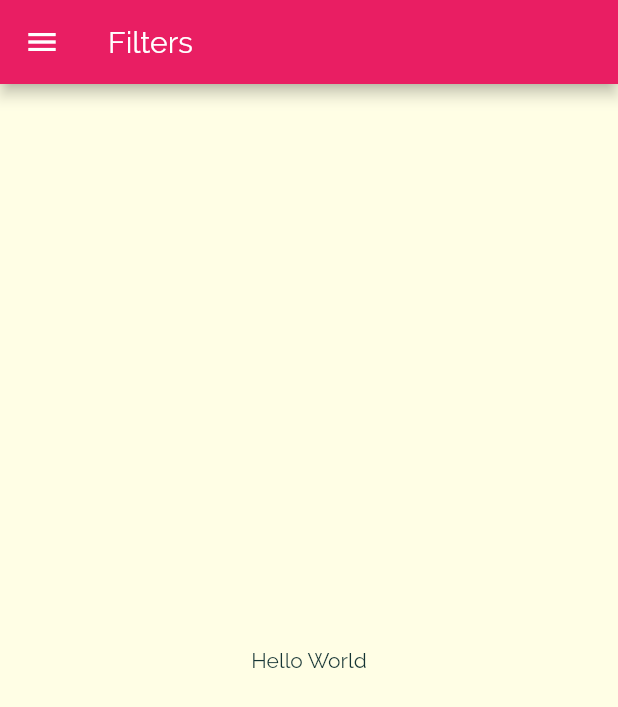
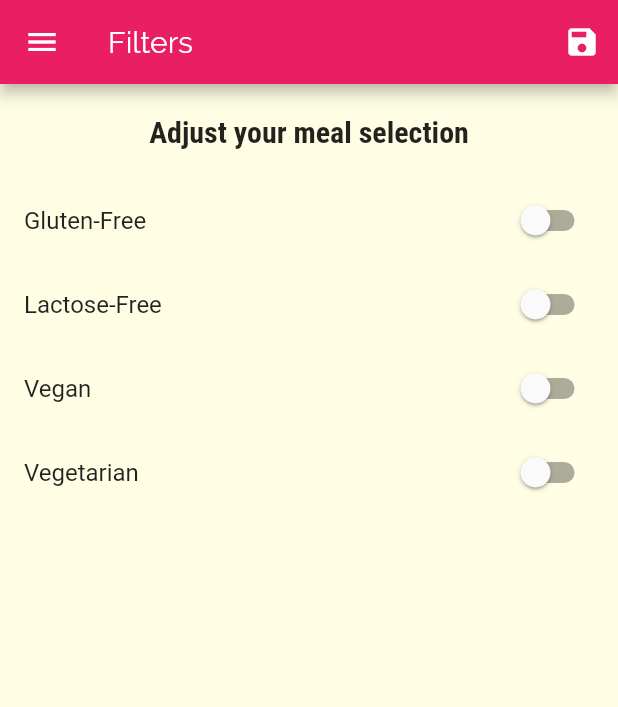
Before and after one commit to toxicOxygen/meals_recipe_app, a Flutter app: the FiltersScreen screen opened by its route, on a phone screen of 412 x 824 dp. Shown: the top 707 px of the screen. Run offline on Flutter 3.47's test engine with Material 2 defaults, Android fonts, the phone set to English and light mode, and no system bars; network calls fail.

Commit message:
added favorites and filter

```diff
--- a/lib/main.dart
+++ b/lib/main.dart
@@ -4,13 +4,31 @@ import './screens/meal_detail_screen.dart';
 import './screens/category_meals_screen.dart';
 import './screens/categories_screen.dart';
 import './screens/tabs_screen.dart';
+import './dummy_data.dart';
+import './models/meal.dart';
 
 void main(){
   runApp(App());
 }
 
 
-class App extends StatelessWidget {
+class App extends StatefulWidget {
+  @override
+  _AppState createState() => _AppState();
+}
+
+class _AppState extends State<App> {
+
+  Map<String,bool> _filters = {
+    "isGlutenFree":false,
+    "isLactoseFree":false,
+    "isVegan":false,
+    "isVegetarian":false
+  };
+
+  List<Meal> _meals = DUMMY_MEALS;
+  List<Meal> _favorites = [];
+
   @override
   Widget build(BuildContext context) {
     return MaterialApp(
@@ -36,10 +54,10 @@ class App extends StatelessWidget {
         )
       ),
       routes: {
-        "/": (ctx)=> TabsScreen() ,
-        CategoryMealsScreen.routeName: (ctx)=>CategoryMealsScreen(),
-        MealDetailScreen.routeName: (ctx)=> MealDetailScreen(),
-        FiltersScreen.routeName: (ctx)=> FiltersScreen()
+        "/": (ctx)=> TabsScreen(_favorites) ,
+        CategoryMealsScreen.routeName: (ctx)=>CategoryMealsScreen(_meals),
+        MealDetailScreen.routeName: (ctx)=> MealDetailScreen(_favorites,_toggleFavorites),
+        FiltersScreen.routeName: (ctx)=> FiltersScreen(_filters,_changeFilters)
       },
       onUnknownRoute: (settings){
         return MaterialPageRoute(
@@ -48,4 +66,36 @@ class App extends StatelessWidget {
       },
     );
   }
+
+  _changeFilters(Map<String,bool> newFilter){
+    setState(() {
+      _filters = newFilter;
+
+      _meals = DUMMY_MEALS.where((meal){
+        if(_filters['isGlutenFree'] && !meal.isGlutenFree)
+          return false;
+        if(_filters['isLactoseFree'] && !meal.isLactoseFree)
+          return false;
+        if(_filters['isVegan'] && !meal.isVegan)
+          return false;
+        if(_filters['isVegetarian'] && !meal.isVegetarian)
+          return false;
+        return true;
+      }).toList();
+
+    });
+  }
+
+  _toggleFavorites(Meal meal){
+    if(_favorites.contains(meal)){
+      setState(() {
+        _favorites.removeWhere((item)=> item.id == meal.id);
+      });
+    }else{
+      setState(() {
+        _favorites.add(meal);
+      });
+    }
+  }
+
 }
--- a/lib/screens/category_meals_screen.dart
+++ b/lib/screens/category_meals_screen.dart
@@ -1,16 +1,20 @@
 import 'package:flutter/material.dart';
+import '../models/meal.dart';
 import '../models/category.dart';
-import '../dummy_data.dart';
 import '../widgets/meal_item.dart';
 
 class CategoryMealsScreen extends StatelessWidget {
 
   static const String routeName = "/category_meals";
 
+  final List<Meal> meals;
+
+  CategoryMealsScreen(this.meals);
+
   @override
   Widget build(BuildContext context) {
     final category = ModalRoute.of(context).settings.arguments as Category;
-    final categoryMeals = DUMMY_MEALS.where((meal)=>meal.categories.contains(category.id)).toList();
+    final categoryMeals = meals.where((meal)=>meal.categories.contains(category.id)).toList();
 
     return Scaffold(
       appBar: AppBar(
--- a/lib/screens/favorites_screen.dart
+++ b/lib/screens/favorites_screen.dart
@@ -1,12 +1,26 @@
 import 'package:flutter/material.dart';
+import '../models/meal.dart';
+import '../widgets/meal_item.dart';
 
 class FavoritesScreen extends StatelessWidget {
+  final List<Meal> favorites;
+
+  FavoritesScreen(this.favorites);
+
   @override
   Widget build(BuildContext context) {
-    return Container(
+    return favorites.isEmpty ? Container(
       child: Center(
-        child: Text("Hello world"),
+        child: Text(
+          "Youd don't have any favorites yet",
+          style: Theme.of(context).textTheme.display1,
+        ),
       ),
+    ):ListView.builder(
+      itemCount: favorites.length,
+      itemBuilder: (ctx,index){
+        return MealItem(meal: favorites[index],);
+      },
     );
   }
 }
--- a/lib/screens/filters_screen.dart
+++ b/lib/screens/filters_screen.dart
@@ -4,21 +4,109 @@ import '../widgets/main_drawer.dart';
 class FiltersScreen extends StatefulWidget {
   static const String routeName = "/filter_screen";
 
+  final Map<String,bool> filters;
+  final Function onFiltersSet;
+
+  FiltersScreen(this.filters,this.onFiltersSet);
+
   @override
   _FiltersScreenState createState() => _FiltersScreenState();
 }
 
 class _FiltersScreenState extends State<FiltersScreen> {
+
+  bool _isGlutenFree ;
+  bool _isLactoseFree;
+  bool _isVegan ;
+  bool _isVegetarian ;
+
+  final _scaffoldKey = GlobalKey<ScaffoldState>();
+
+  @override
+  void initState() {
+    super.initState();
+    _isGlutenFree = widget.filters["isGlutenFree"];
+    _isLactoseFree = widget.filters["isLactoseFree"];
+    _isVegan = widget.filters["isVegan"];
+    _isVegetarian = widget.filters["isVegetarian"];
+  }
+
   @override
   Widget build(BuildContext context) {
     return Scaffold(
+      key: _scaffoldKey,
       appBar: AppBar(
         title: Text('Filters'),
+        actions: <Widget>[
+          IconButton(
+            icon: Icon(Icons.save),
+            onPressed: _changeFilter,
+          )
+        ],
       ),
       drawer: MainDrawer(),
-      body: Center(
-        child: Text("Hello World"),
+      body: Column(
+        children: <Widget>[
+          Padding(
+            padding: const EdgeInsets.all(20.0),
+            child: Text(
+              "Adjust your meal selection",
+              style: Theme.of(context).textTheme.title,
+              textAlign: TextAlign.left,
+            ),
+          ),
+          Expanded(
+            child: ListView(
+              children: <Widget>[
+                SwitchListTile(
+                  title: Text("Gluten-Free"),
+                  value: _isGlutenFree,
+                  onChanged: (val)=> setState((){ _isGlutenFree = val; }),
+                ),
+                SwitchListTile(
+                  title: Text("Lactose-Free"),
+                  value: _isLactoseFree,
+                  onChanged: (val)=> setState((){ _isLactoseFree = val; }),
+                ),
+                SwitchListTile(
+                  title: Text("Vegan"),
+                  value: _isVegan,
+                  onChanged: (val)=> setState((){ _isVegan = val; }),
+                ),
+                SwitchListTile(
+                  title: Text("Vegetarian"),
+                  value: _isVegetarian,
+                  onChanged: (val)=> setState((){ _isVegetarian = val; }),
+                )
+              ],
+            ),
+          )
+        ],
       ),
     );
   }
+
+  void _changeFilter(){
+    Map<String,bool> filters = {
+      "isGlutenFree":_isGlutenFree,
+      "isLactoseFree":_isLactoseFree,
+      "isVegan":_isVegan,
+      "isVegetarian":_isVegetarian
+    };
+    widget.onFiltersSet(filters);
+    _showConfirmationToast();
+  }
+
+  void _showConfirmationToast(){
+    _scaffoldKey.currentState.showSnackBar(
+      SnackBar(
+        content: Text("Filters saved"),
+        duration: Duration(seconds: 1),
+        action: SnackBarAction(
+          label: 'OK',
+          onPressed: (){},
+        ),
+      )
+    );
+  }
 }
--- a/lib/screens/meal_detail_screen.dart
+++ b/lib/screens/meal_detail_screen.dart
@@ -4,9 +4,15 @@ import '../models/meal.dart';
 class MealDetailScreen extends StatelessWidget {
   static const String routeName = "/meal-detail-screen";
 
+  final Function toggleFavoriteStatus;
+  final List<Meal> favorites;
+
+  MealDetailScreen(this.favorites,this.toggleFavoriteStatus);
+
   @override
   Widget build(BuildContext context) {
     final meal = ModalRoute.of(context).settings.arguments as Meal;
+    final isFavorite = favorites.contains(meal);
 
     return Scaffold(
       appBar: AppBar(
@@ -58,6 +64,13 @@ class MealDetailScreen extends StatelessWidget {
           ],
         ),
       ),
+      floatingActionButton: FloatingActionButton(
+        child: Icon(
+          isFavorite ? Icons.favorite: Icons.favorite_border,
+          color: Theme.of(context).primaryColor,
+        ),
+        onPressed: ()=>toggleFavoriteStatus(meal),
+      ),
     );
   }
 
```
Also changed, not shown: lib/screens/tabs_screen.dart (+15 -4 lines).
